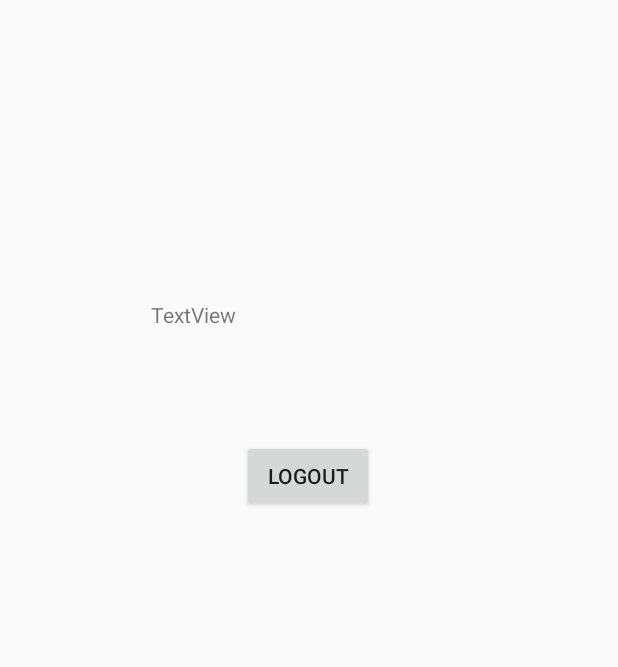
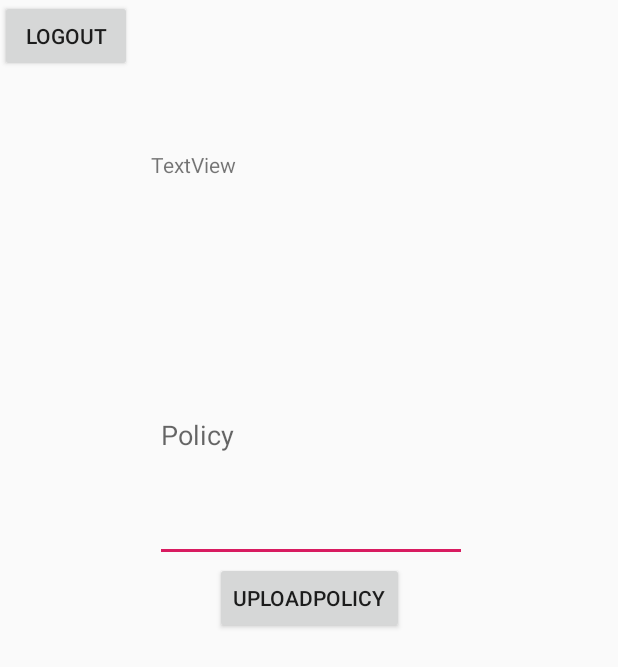
Before and after one commit to Blakepatri/ElectionApp, an Android app: the layout activity_candidate_login.xml on its own in the app's theme, with its tools: preview values and no code run, on a phone screen of 412 x 824 dp. Shown: the top 667 px of the screen. Run offline under Robolectric (Android 15) with nearby library versions, the phone set to English and light mode, and no system bars.

Commit message:
Update activity_candidate_login.xml

```diff
--- a/DalhousieVotingSystem15/app/src/main/res/layout/activity_candidate_login.xml
+++ b/DalhousieVotingSystem15/app/src/main/res/layout/activity_candidate_login.xml
@@ -10,7 +10,7 @@
         android:id="@+id/Info"
         android:layout_width="211dp"
         android:layout_height="77dp"
-        android:layout_marginTop="200dp"
+        android:layout_marginTop="100dp"
         android:text="TextView"
         app:layout_constraintEnd_toEndOf="parent"
         app:layout_constraintStart_toStartOf="parent"
@@ -20,11 +20,30 @@
         android:id="@+id/LogOut"
         android:layout_width="wrap_content"
         android:layout_height="wrap_content"
-        android:layout_marginTop="16dp"
         android:text="Logout"
+        app:layout_constraintStart_toStartOf="parent"
+        app:layout_constraintTop_toTopOf="parent" />
+
+    <EditText
+        android:id="@+id/PolicyText"
+        android:layout_width="208dp"
+        android:layout_height="169dp"
+        android:layout_marginTop="28dp"
+        android:ems="10"
+        android:hint="Policy"
+        android:inputType="textPersonName"
         app:layout_constraintEnd_toEndOf="parent"
-        app:layout_constraintHorizontal_bias="0.498"
+        app:layout_constraintHorizontal_bias="0.507"
         app:layout_constraintStart_toStartOf="parent"
         app:layout_constraintTop_toBottomOf="@+id/Info" />
 
+    <Button
+        android:id="@+id/UploadPolicy"
+        android:layout_width="wrap_content"
+        android:layout_height="wrap_content"
+        android:text="UploadPolicy"
+        app:layout_constraintEnd_toEndOf="parent"
+        app:layout_constraintStart_toStartOf="parent"
+        app:layout_constraintTop_toBottomOf="@+id/PolicyText" />
+
 </androidx.constraintlayout.widget.ConstraintLayout>
```
